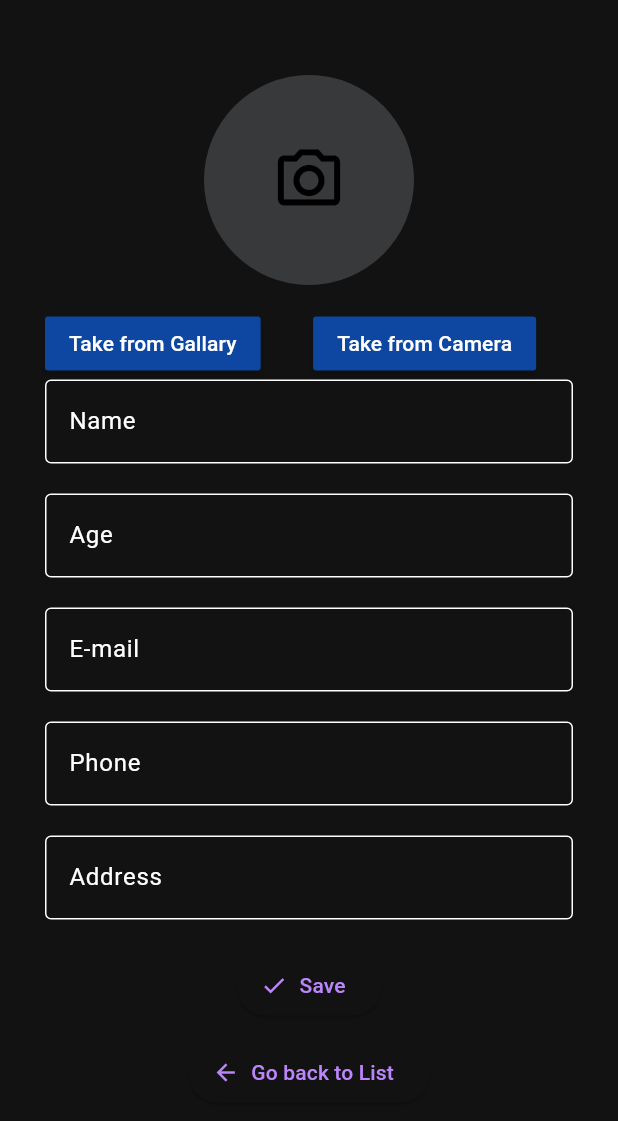
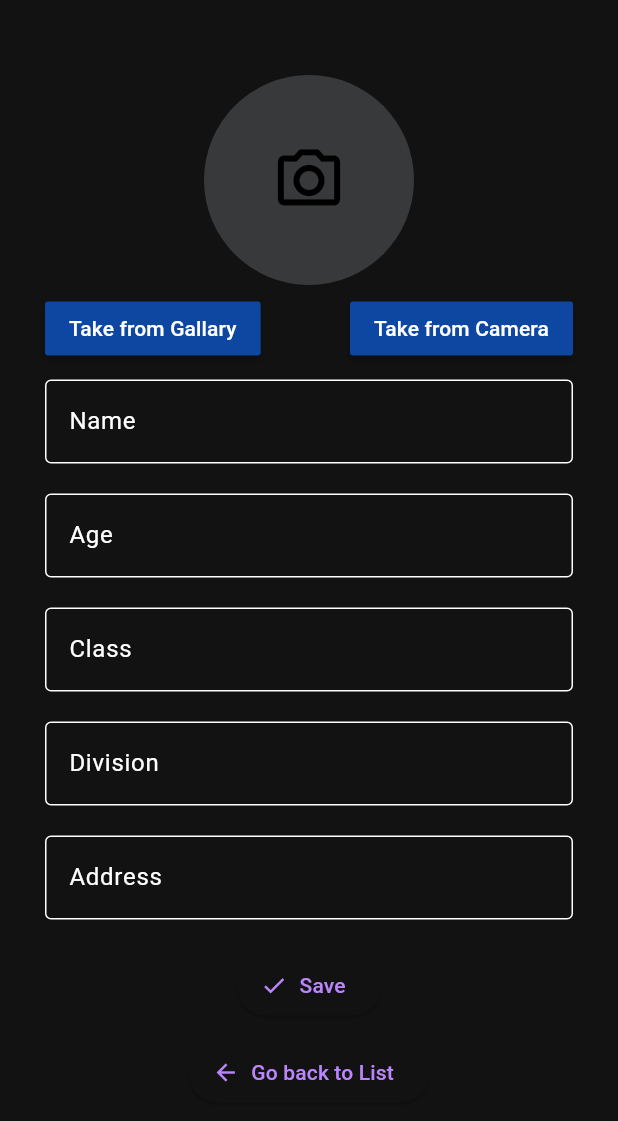
Before and after one commit to muhammed-ajmal1217/Person-Information, a Flutter app: the edit_student screen opened directly with empty values, after a tap on "Save", on a phone screen of 412 x 824 dp. Shown: the top 1121 px of the screen. Run offline on Flutter 3.47's test engine with Material 2 defaults, Android fonts, the phone set to English and light mode, and no system bars; our stand-ins replace hive, hive_flutter, image_picker; accounts and stored records are empty; statements that could not run were skipped.

Commit message:
firstfirst commit

```diff
--- a/lib/main.dart
+++ b/lib/main.dart
@@ -21,7 +21,7 @@ class MyApp extends StatelessWidget {
   Widget build(BuildContext context) {
     return MaterialApp(
       theme: ThemeData(
-        colorScheme: ColorScheme.dark(brightness: Brightness.dark),
+        colorScheme: const ColorScheme.dark(brightness: Brightness.dark),
         useMaterial3: true,
       ),
       debugShowCheckedModeBanner: false,
--- a/lib/pages/EnteredList.dart
+++ b/lib/pages/EnteredList.dart
@@ -145,7 +145,7 @@ class _ListEnterState extends State<ListEnter> {
                       controller: _classController,
                       decoration: const InputDecoration(
                         border: OutlineInputBorder(),
-                        hintText: 'E-mail',
+                        hintText: 'Class',
                       ),
                     ),
                     const SizedBox(
@@ -162,7 +162,7 @@ class _ListEnterState extends State<ListEnter> {
                       controller: _dobController,
                       decoration: const InputDecoration(
                         border: OutlineInputBorder(),
-                        hintText: 'Phone',
+                        hintText: 'Division',
                       ),
                     ),
                     const SizedBox(
@@ -237,7 +237,7 @@ class _ListEnterState extends State<ListEnter> {
     );
 
     addStudent(student);
-    Navigator.of(context).pushReplacement(MaterialPageRoute(builder: (ctx) {
+    Navigator.of(context).push(MaterialPageRoute(builder: (ctx) {
       return ListStudent();
     }));
   }
--- a/lib/pages/ListStudent.dart
+++ b/lib/pages/ListStudent.dart
@@ -92,7 +92,7 @@ class ListStudent extends StatelessWidget {
 
   Future<void> gobackTodetails(BuildContext context) async {
     await Navigator.of(context)
-        .pushReplacement(MaterialPageRoute(builder: (ctx) => ListEnter()));
+        .push(MaterialPageRoute(builder: (ctx) => ListEnter()));
   }
 
   void navigateToDetails(BuildContext context, StudentModel student) {
@@ -105,4 +105,5 @@ class ListStudent extends StatelessWidget {
 
 
 
+
 }
--- a/lib/pages/editPage.dart
+++ b/lib/pages/editPage.dart
@@ -90,9 +90,10 @@ class _edit_studentState extends State<edit_student> {
                               ),
                       ),
                       SizedBox(
-                        height: 15,
+                        height: 5,
                       ),
                       Row(
+                        mainAxisAlignment: MainAxisAlignment.spaceBetween,
                         children: [
                           MaterialButton(
                             onPressed: () {
@@ -104,20 +105,21 @@ class _edit_studentState extends State<edit_student> {
                               style: TextStyle(color: Colors.white),
                             ),
                           ),
-                          SizedBox(
-                            width: 35,
-                          ),
+
                           MaterialButton(
                             onPressed: () {
                               getCam();
                             },
                             color: Colors.blue[900],
-                            child: Text(
+                            child: const Text(
                               'Take from Camera',
                               style: TextStyle(color: Colors.white),
                             ),
                           ),
                         ],
+                      ),
+                      const SizedBox(
+                        height: 10,
                       ),
                       TextField(
                         controller: _nameController,
@@ -127,7 +129,7 @@ class _edit_studentState extends State<edit_student> {
                           labelText: 'Name'
                         ),
                       ),
-                      SizedBox(
+                      const SizedBox(
                         height: 20,
                       ),
                       TextField(
@@ -139,28 +141,28 @@ class _edit_studentState extends State<edit_student> {
                           filled: true,
                         ),
                       ),
-                      SizedBox(
+                      const SizedBox(
                         height: 20,
                       ),
                       TextField(
                         controller: _classController,
                         decoration: const InputDecoration(
                           border: OutlineInputBorder(),
-                          labelText: 'E-mail'
+                          labelText: 'Class'
                         ),
                       ),
-                      SizedBox(
+                      const SizedBox(
                         height: 20,
                       ),
                       TextField(
                         controller: _dobController,
                         decoration: const InputDecoration(
                           border: OutlineInputBorder(),
-                          labelText: 'Phone',
+                          labelText: 'Division',
                           filled: true,
                         ),
                       ),
-                      SizedBox(
+                      const SizedBox(
                         height: 20,
                       ),
                       TextField(
@@ -171,25 +173,25 @@ class _edit_studentState extends State<edit_student> {
                           filled: true,
                         ),
                       ),
-                      SizedBox(
+                      const SizedBox(
                         height: 20,
                       ),
                       ElevatedButton.icon(
                         onPressed: () {
                           updateall();
                         },
-                        label: Text('Save'),
-                        icon: Icon(Icons.check),
+                        label: const Text('Save'),
+                        icon: const Icon(Icons.check),
                       ),
-                      SizedBox(
+                      const SizedBox(
                         height: 10,
                       ),
                       ElevatedButton.icon(
                         onPressed: () {
                           editGoback();
                         },
-                        icon: Icon(Icons.arrow_back),
-                        label: Text('Go back to List'),
+                        icon: const Icon(Icons.arrow_back),
+                        label: const Text('Go back to List'),
                       ),
                     ]),
                   ),
@@ -227,7 +229,7 @@ class _edit_studentState extends State<edit_student> {
           imagePath: ed5);
 
       gotoEditPage(widget.index, updation);
-      Navigator.of(context).pushReplacement(
+      Navigator.of(context).push(
           MaterialPageRoute(builder: (context) => ListStudent()));
 
       ScaffoldMessenger.of(context).showSnackBar(const SnackBar(
@@ -236,17 +238,7 @@ class _edit_studentState extends State<edit_student> {
           content: Text("Saved changes")));
     }
   }
-//   getimage() async {
-//     final ? _wantimage =
-//         await ImagePicker().pickImage(source: ImageSource.gallery);
 
-//     if (_wantimage != null) {
-//       setState(() {
-//         _file = File(_wantimage.path);
-//         carphoto = _wantimage.path;
-//       });
-//     }
-//   }
 
   getCam() async {
     var img = await image.pickImage(source: ImageSource.camera);
--- a/lib/pages/homePage.dart
+++ b/lib/pages/homePage.dart
@@ -17,7 +17,7 @@ class _MyHomePageState extends State<MyHomePage> {
       appBar: AppBar(
         backgroundColor: const Color.fromARGB(255, 34, 90, 136),
         title: Text(
-          'Persons Informations',
+          'Students Informations',
           style: TextStyle(color: Colors.white),
         ),
       ),
```
Also changed, not shown: lib/pages/functions/db_functions.dart (+3 -5 lines).
